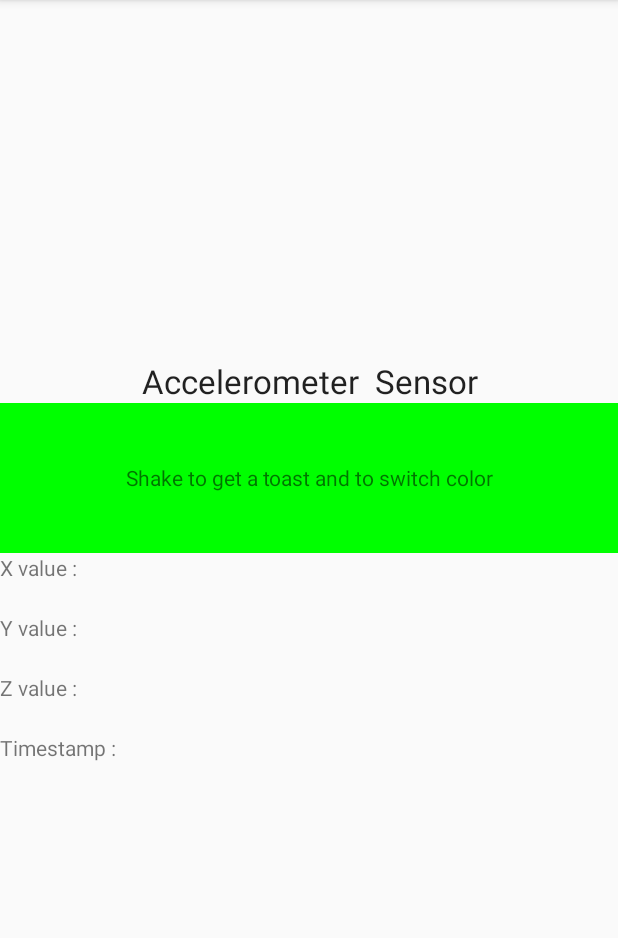
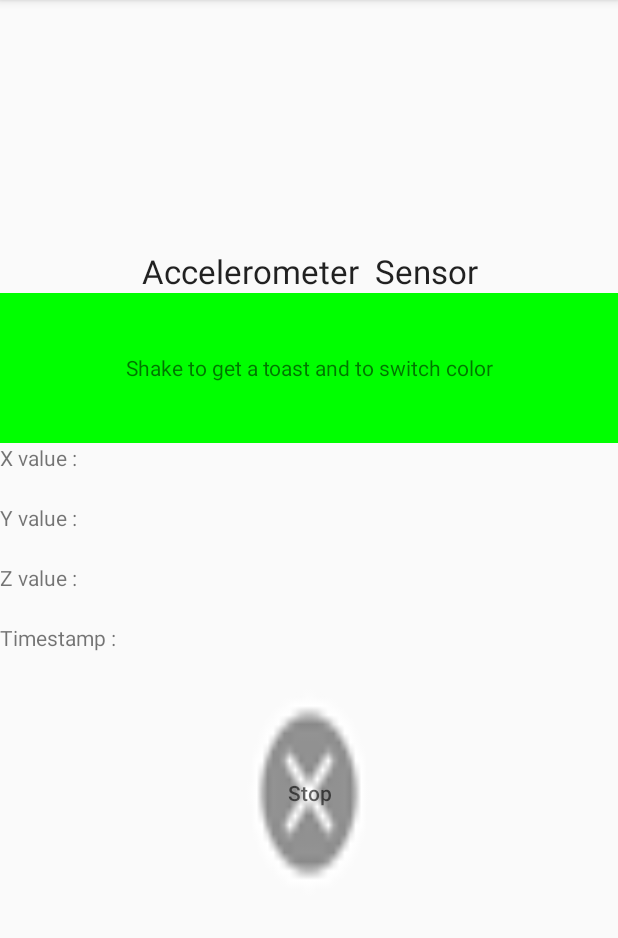
Before and after one commit to yuviabhi/DailyTracker, an Android app: the MainActivity screen opened directly, with no data from a screen before it, on a phone screen of 412 x 824 dp, the part 84-1022 px from its top. Run offline under Robolectric (Android 15) with nearby library versions, the phone set to English and light mode, and no system bars; libraries missing offline, so code that uses them is left out: au.com.bytecode.

Commit message:
# Saving into same csv

```diff
--- a/app/build.gradle
+++ b/app/build.gradle
@@ -6,7 +6,7 @@ android {
 
     defaultConfig {
         applicationId "com.abhisek.activitysensor"
-        minSdkVersion 23
+        minSdkVersion 22
         targetSdkVersion 25
         versionCode 1
         versionName "1.0"
--- a/app/src/main/java/com/abhisek/activitysensor/MainActivity.java
+++ b/app/src/main/java/com/abhisek/activitysensor/MainActivity.java
@@ -1,5 +1,6 @@
 package com.abhisek.activitysensor;
 
+import android.content.Intent;
 import android.graphics.Color;
 import android.hardware.Sensor;
 import android.hardware.SensorEvent;
@@ -12,6 +13,7 @@ import android.support.v7.app.AppCompatActivity;
 import android.view.View;
 import android.view.Window;
 import android.view.WindowManager;
+import android.widget.Button;
 import android.widget.TextView;
 import android.widget.Toast;
 
@@ -37,6 +39,8 @@ public class MainActivity extends AppCompatActivity implements SensorEventListen
     private TextView txtView_z;
     private TextView txtView_time;
 
+    Button btn_stop ;
+
     /**
      * Called when the activity is first created.
      */
@@ -56,6 +60,24 @@ public class MainActivity extends AppCompatActivity implements SensorEventListen
         txtView_z = (TextView) findViewById(R.id.textView_z);
         txtView_time = (TextView) findViewById(R.id.textView_time);
 
+        btn_stop = (Button) findViewById(R.id.button_stop);
+
+        btn_stop.setOnClickListener(new View.OnClickListener() {
+
+            @Override
+            public void onClick(View v) {
+
+                String mode = "Select";
+
+                Intent intent = new Intent(getApplicationContext(), StartActivity.class);
+                intent.putExtra("mode",mode);
+                startActivity(intent);
+
+                finish();
+
+
+            }
+        });
 
         sensorManager = (SensorManager) getSystemService(SENSOR_SERVICE);
         lastUpdate = System.currentTimeMillis();
@@ -80,7 +102,7 @@ public class MainActivity extends AppCompatActivity implements SensorEventListen
 
         if (event.sensor.getType() == Sensor.TYPE_ACCELEROMETER) {
             getAccelerometer(event,mode);
-//            SystemClock.sleep(5000);
+//            SystemClock.sleep(10);
         }
 
     }
@@ -129,7 +151,9 @@ public class MainActivity extends AppCompatActivity implements SensorEventListen
 
             String date = new SimpleDateFormat("yyyy-MM-dd").format(new Date());
 
-            String fileName = "AccelerometerSensorData"+date+".csv";
+            date= date.replace("-","");
+
+            String fileName = "AccSensor_Data_"+date+".csv";
 
             write2csv(values, timestamp, mode, fileName);
 
@@ -143,7 +167,7 @@ public class MainActivity extends AppCompatActivity implements SensorEventListen
     }
 
     /**
-     * write to csv
+     * write to csv file
      * @param values
      * @param timestamp
      * @param mode
@@ -197,7 +221,7 @@ public class MainActivity extends AppCompatActivity implements SensorEventListen
         sensorManager.registerListener(this,
                 sensorManager.getDefaultSensor(Sensor.TYPE_ACCELEROMETER),
                 SensorManager.SENSOR_DELAY_NORMAL);
-        Toast.makeText(this, "App resumed ...", Toast.LENGTH_SHORT)
+        Toast.makeText(this, "Activity sensor running...", Toast.LENGTH_SHORT)
                 .show();
     }
 
@@ -220,6 +244,14 @@ public class MainActivity extends AppCompatActivity implements SensorEventListen
 
     }
 
+    /**
+     * Not used
+     * @param lat1
+     * @param lon1
+     * @param lat2
+     * @param lon2
+     * @return
+     */
     public double getDistance(double lat1, double lon1, double lat2, double lon2)
     {
         double latA = Math.toRadians(lat1);
--- a/app/src/main/res/layout/activity_main.xml
+++ b/app/src/main/res/layout/activity_main.xml
@@ -3,9 +3,10 @@
     android:layout_width="match_parent"
     android:layout_height="match_parent"
     android:orientation="vertical"
+    android:baselineAligned="false"
+    android:theme="@style/AppTheme"
     android:gravity="center_vertical"
-    android:baselineAligned="false"
-    android:theme="@style/AppTheme">
+    android:weightSum="1">
 
     <TextView
         android:layout_width="match_parent"
@@ -46,4 +47,15 @@
         android:layout_height="40dp"
         android:text="Timestamp : " />
 
+    <Button
+        android:layout_width="wrap_content"
+        android:layout_height="wrap_content"
+        android:id="@+id/button_stop"
+        android:layout_gravity="center_horizontal"
+        android:background="@android:drawable/presence_offline"
+        android:layout_weight="0.23"
+        android:gravity="center_vertical|center_horizontal"
+        android:visibility="visible"
+        android:hint="Stop" />
+
 </LinearLayout>
```
Also changed, not shown: app/src/main/java/com/abhisek/activitysensor/StartActivity.java (+15 -2 lines), app/src/main/res/layout/activity_start.xml (+20 -7 lines).
